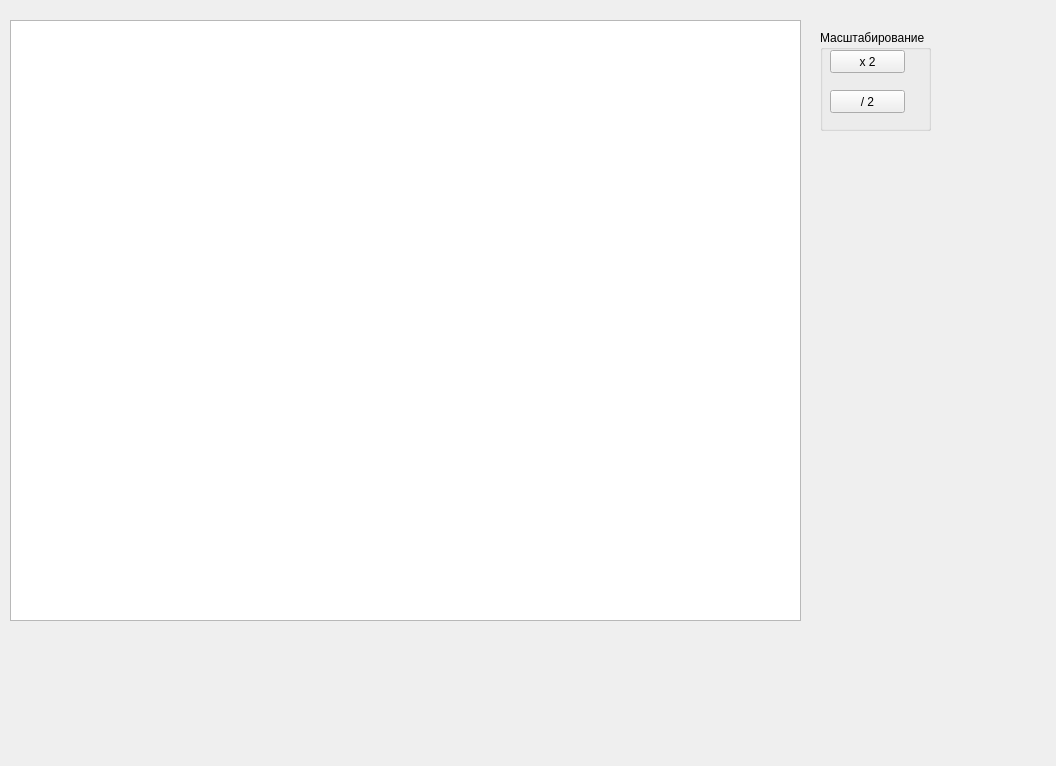
rafikidze/TestPicture, file workwnd.ui: the form before one commit.
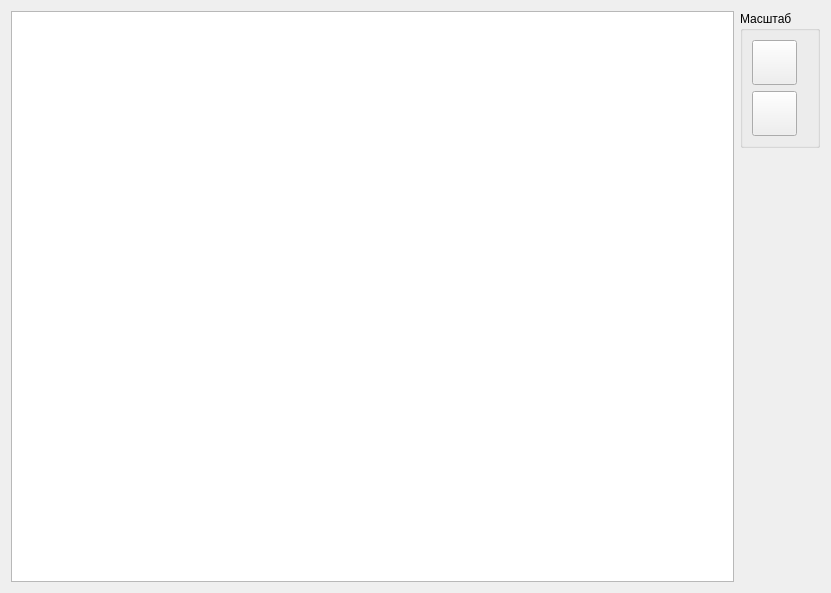
The form after the commit. Icons and pictures are not drawn.

The edit to the form file:
```diff
--- a/workwnd.ui
+++ b/workwnd.ui
@@ -6,28 +6,30 @@
    <rect>
     <x>0</x>
     <y>0</y>
-    <width>1056</width>
-    <height>766</height>
+    <width>831</width>
+    <height>591</height>
    </rect>
   </property>
   <property name="windowTitle">
    <string>Рабочее окно</string>
   </property>
+  <layout class="QGridLayout" name="gridLayout">
+   <item row="0" column="0">
+    <layout class="QHBoxLayout" name="horizontalLayout">
+     <item>
   <widget class="QGraphicsView" name="graphicsView">
-   <property name="geometry">
-    <rect>
-     <x>10</x>
-     <y>20</y>
-     <width>791</width>
-     <height>601</height>
-    </rect>
-   </property>
    <property name="sizePolicy">
-    <sizepolicy hsizetype="Fixed" vsizetype="Fixed">
+        <sizepolicy hsizetype="MinimumExpanding" vsizetype="MinimumExpanding">
      <horstretch>0</horstretch>
      <verstretch>0</verstretch>
     </sizepolicy>
    </property>
+       <property name="minimumSize">
+        <size>
+         <width>691</width>
+         <height>571</height>
+        </size>
+       </property>
    <property name="verticalScrollBarPolicy">
     <enum>Qt::ScrollBarAlwaysOff</enum>
    </property>
@@ -35,51 +37,117 @@
     <enum>Qt::ScrollBarAlwaysOff</enum>
    </property>
   </widget>
+     </item>
+     <item>
+      <layout class="QVBoxLayout" name="verticalLayout">
+       <item>
   <widget class="QGroupBox" name="groupBox">
-   <property name="geometry">
-    <rect>
-     <x>820</x>
-     <y>30</y>
-     <width>111</width>
-     <height>101</height>
-    </rect>
-   </property>
    <property name="title">
-    <string>Масштабирование</string>
-   </property>
+          <string>Масштаб</string>
+         </property>
+         <layout class="QFormLayout" name="formLayout">
+          <item row="0" column="0">
    <widget class="QPushButton" name="pButMult2">
-    <property name="geometry">
-     <rect>
-      <x>10</x>
-      <y>20</y>
-      <width>75</width>
-      <height>23</height>
-     </rect>
+            <property name="minimumSize">
+             <size>
+              <width>45</width>
+              <height>45</height>
+             </size>
     </property>
     <property name="focusPolicy">
      <enum>Qt::NoFocus</enum>
     </property>
+            <property name="styleSheet">
+             <string notr="true"/>
+            </property>
     <property name="text">
-     <string>х 2</string>
-    </property>
-   </widget>
+             <string/>
+            </property>
+            <property name="icon">
+             <iconset resource="res.qrc">
+              <normaloff>:/x2.png</normaloff>:/x2.png</iconset>
+            </property>
+            <property name="iconSize">
+             <size>
+              <width>30</width>
+              <height>30</height>
+             </size>
+            </property>
+           </widget>
+          </item>
+          <item row="1" column="0">
    <widget class="QPushButton" name="pButDiv2">
-    <property name="geometry">
-     <rect>
-      <x>10</x>
-      <y>60</y>
-      <width>75</width>
-      <height>23</height>
-     </rect>
+            <property name="minimumSize">
+             <size>
+              <width>45</width>
+              <height>45</height>
+             </size>
     </property>
     <property name="focusPolicy">
      <enum>Qt::NoFocus</enum>
     </property>
     <property name="text">
-     <string>/ 2</string>
-    </property>
-   </widget>
-  </widget>
+             <string/>
+            </property>
+            <property name="icon">
+             <iconset resource="res.qrc">
+              <normaloff>:/div2.png</normaloff>:/div2.png</iconset>
+            </property>
+            <property name="iconSize">
+             <size>
+              <width>30</width>
+              <height>30</height>
+             </size>
+            </property>
+           </widget>
+          </item>
+         </layout>
+        </widget>
+       </item>
+       <item>
+        <spacer name="verticalSpacer_3">
+         <property name="orientation">
+          <enum>Qt::Vertical</enum>
+         </property>
+         <property name="sizeHint" stdset="0">
+          <size>
+           <width>20</width>
+           <height>40</height>
+          </size>
+         </property>
+        </spacer>
+       </item>
+       <item>
+        <spacer name="verticalSpacer_2">
+         <property name="orientation">
+          <enum>Qt::Vertical</enum>
+         </property>
+         <property name="sizeHint" stdset="0">
+          <size>
+           <width>20</width>
+           <height>60</height>
+          </size>
+         </property>
+        </spacer>
+       </item>
+       <item>
+        <spacer name="verticalSpacer">
+         <property name="orientation">
+          <enum>Qt::Vertical</enum>
+         </property>
+         <property name="sizeHint" stdset="0">
+          <size>
+           <width>20</width>
+           <height>40</height>
+          </size>
+         </property>
+        </spacer>
+       </item>
+      </layout>
+     </item>
+    </layout>
+   </item>
+  </layout>
  </widget>
  <resources/>
  <connections/>
```
Left out of the diff: 4 changed lines with no effect on the pictures. Lines whose indentation alone changed are shown as unchanged.
